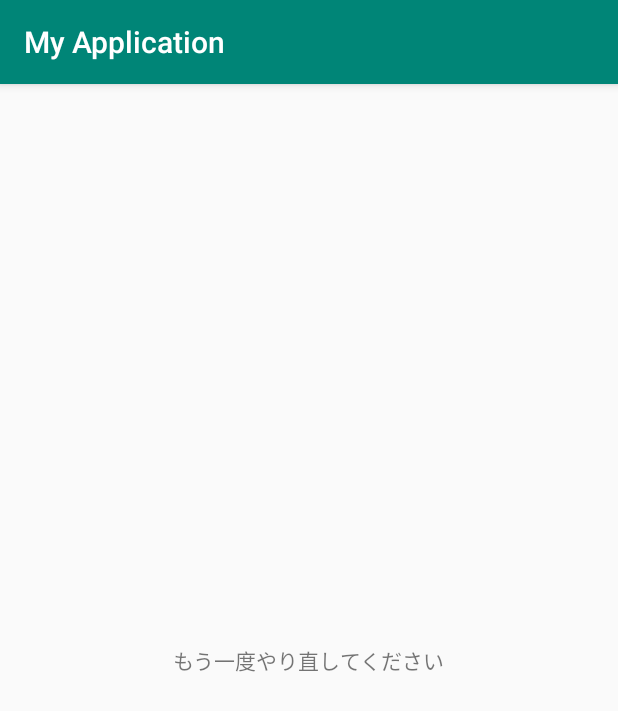
After one commit to bmi36/Connection, an Android app: the ImageFalse screen opened directly, with no data from a screen before it, on a phone screen of 412 x 824 dp. The commit adds this screen. Shown: the top 711 px of the screen. Run offline under Robolectric (Android 15) with nearby library versions, the phone set to English and light mode, and no system bars.

Commit message:
ぐるぐるできた 違う画面に移動した

```diff
--- a/app/src/main/AndroidManifest.xml
+++ b/app/src/main/AndroidManifest.xml
@@ -8,18 +8,20 @@
     <uses-permission android:name="android.permission.WRITE_EXTERNAL_STORAGE" />
 
     <application
+        android:fullBackupContent="@xml/backup_descriptor"
         android:icon="@mipmap/ic_launcher"
         android:label="@string/app_name"
         android:networkSecurityConfig="@xml/network_security_config"
         android:roundIcon="@mipmap/ic_launcher_round"
         android:supportsRtl="true"
         android:theme="@style/AppTheme"
-        tools:ignore="AllowBackup,GoogleAppIndexingWarning"
-        android:fullBackupContent="@xml/backup_descriptor">
+        tools:ignore="AllowBackup,GoogleAppIndexingWarning">
+        <activity android:name=".ImageFalse"></activity>
         <activity android:name=".Image" />
         <activity android:name=".MainActivity">
             <intent-filter>
                 <action android:name="android.intent.action.MAIN" />
+
                 <category android:name="android.intent.category.LAUNCHER" />
             </intent-filter>
         </activity>
--- /dev/null
+++ b/app/src/main/java/com/example/myapplication/ImageFalse.kt
@@ -0,0 +1,12 @@
+package com.example.myapplication
+
+import androidx.appcompat.app.AppCompatActivity
+import android.os.Bundle
+
+class ImageFalse : AppCompatActivity() {
+
+    override fun onCreate(savedInstanceState: Bundle?) {
+        super.onCreate(savedInstanceState)
+        setContentView(R.layout.activity_imagefalse)
+    }
+}
--- /dev/null
+++ b/app/src/main/res/layout/activity_imagefalse.xml
@@ -0,0 +1,22 @@
+<?xml version="1.0" encoding="utf-8"?>
+<androidx.constraintlayout.widget.ConstraintLayout xmlns:android="http://schemas.android.com/apk/res/android"
+    xmlns:app="http://schemas.android.com/apk/res-auto"
+    xmlns:tools="http://schemas.android.com/tools"
+    android:layout_width="match_parent"
+    android:layout_height="match_parent"
+    tools:context=".ImageFalse">
+
+    <TextView
+        android:id="@+id/textView3"
+        android:layout_width="wrap_content"
+        android:layout_height="wrap_content"
+        android:layout_marginStart="8dp"
+        android:layout_marginTop="8dp"
+        android:layout_marginEnd="8dp"
+        android:layout_marginBottom="8dp"
+        android:text="@string/errortext"
+        app:layout_constraintBottom_toBottomOf="parent"
+        app:layout_constraintEnd_toEndOf="parent"
+        app:layout_constraintStart_toStartOf="parent"
+        app:layout_constraintTop_toTopOf="parent" />
+</androidx.constraintlayout.widget.ConstraintLayout>
--- a/app/src/main/res/values/strings.xml
+++ b/app/src/main/res/values/strings.xml
@@ -6,4 +6,7 @@
     <!-- TODO: Remove or change this placeholder text -->
     <string name="hello_blank_fragment">Hello blank fragment</string>
     <string name="loading">now loading…</string>
+    <string name="errortext">もう一度やり直してください</string>
+    <string name="foodname">料理名：</string>
+    <string name="calory">カロリー：</string>
 </resources>
```
Also changed, not shown: app/src/main/java/com/example/myapplication/Image.kt (+10 -10 lines), app/src/main/java/com/example/myapplication/JsonUpload.kt (+0 -43 lines), app/src/main/java/com/example/myapplication/MainActivity.kt (+48 -13 lines), app/src/main/res/layout/activity_image.xml (+31 -14 lines).
